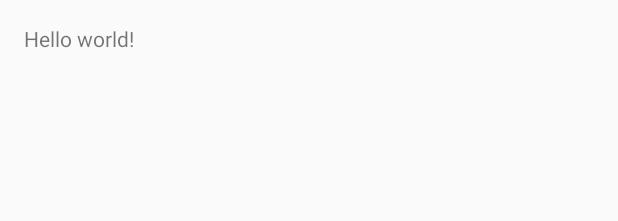
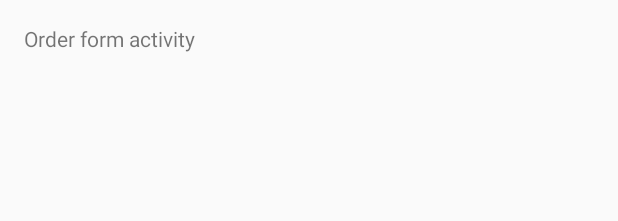
Before and after one commit to juancarmona26/SandwichShopP3, an Android app: the layout activity_main.xml on its own in the app's theme, with its tools: preview values and no code run, on a phone screen of 412 x 824 dp. Shown: the top 221 px of the screen. Run offline under Robolectric (Android 15) with nearby library versions, the phone set to English and light mode, and no system bars.

Commit message:
Order form activity created

```diff
--- a/app/src/main/AndroidManifest.xml
+++ b/app/src/main/AndroidManifest.xml
@@ -8,7 +8,7 @@
         android:label="@string/app_name"
         android:theme="@style/AppTheme" >
         <activity
-            android:name=".MainActivity"
+            android:name=".OrderFormActivity"
             android:label="@string/app_name" >
             <intent-filter>
                 <action android:name="android.intent.action.MAIN" />
--- a/app/src/main/java/co/mobilemakers/sandwichshop/MainActivity.java
+++ b/app/src/main/java/co/mobilemakers/sandwichshop/OrderFormActivity.java
@@ -6,7 +6,7 @@ import android.view.Menu;
 import android.view.MenuItem;
 
 
-public class MainActivity extends ActionBarActivity {
+public class OrderFormActivity extends ActionBarActivity {
 
     @Override
     protected void onCreate(Bundle savedInstanceState) {
--- a/app/src/main/res/layout/activity_main.xml
+++ b/app/src/main/res/layout/activity_main.xml
@@ -5,7 +5,8 @@
     android:paddingTop="@dimen/activity_vertical_margin"
     android:paddingBottom="@dimen/activity_vertical_margin" tools:context=".MainActivity">
 
-    <TextView android:text="@string/hello_world" android:layout_width="wrap_content"
-        android:layout_height="wrap_content" />
+    <TextView android:text="@string/text_view_order_form_activity" android:layout_width="wrap_content"
+        android:layout_height="wrap_content"
+        android:id="@+id/text_view_activity" />
 
 </RelativeLayout>
--- a/app/src/main/res/values/strings.xml
+++ b/app/src/main/res/values/strings.xml
@@ -4,5 +4,6 @@
     <string name="app_name">Sandwich Shop</string>
     <string name="hello_world">Hello world!</string>
     <string name="action_settings">Settings</string>
+    <string name="text_view_order_form_activity">Order form activity</string>
 
 </resources>
```
